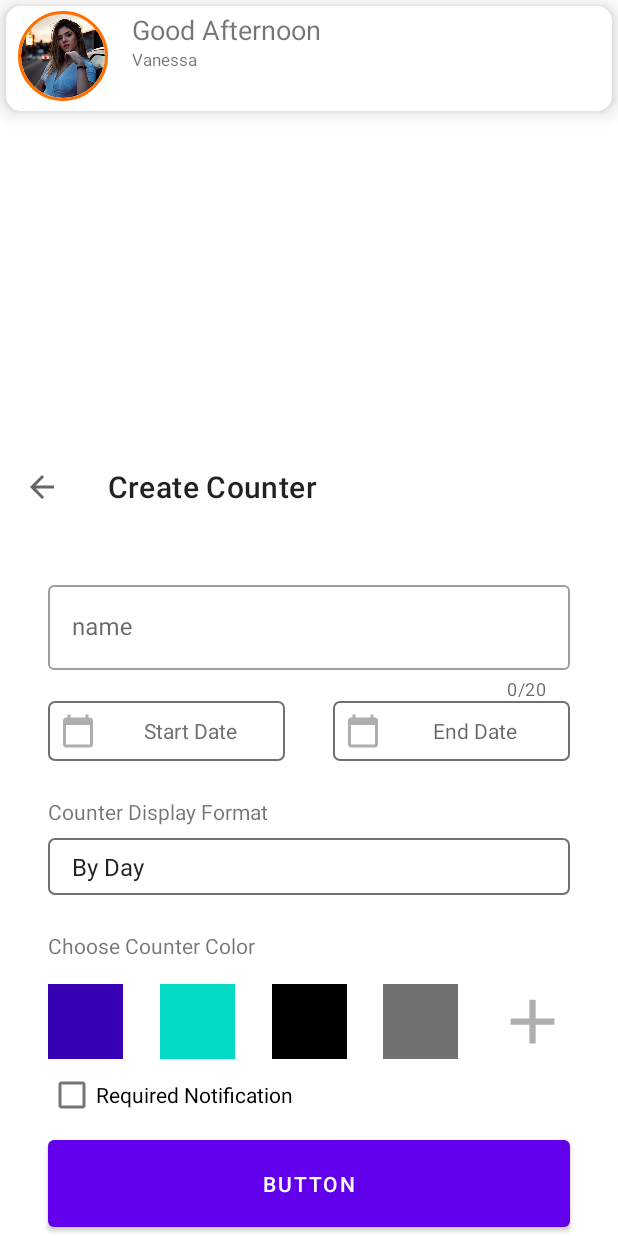
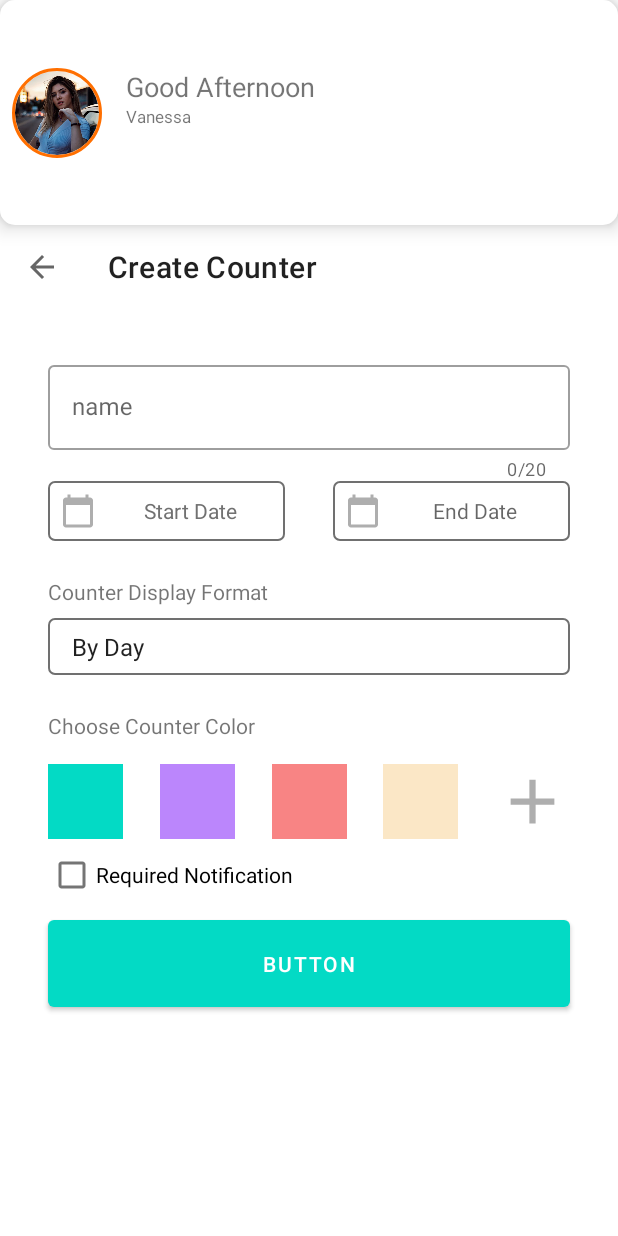
Before and after one commit to william-waiyanhtat/Progress, an Android app: the CreateFragment screen opened through its navigation route, on a phone screen of 412 x 824 dp. Run offline under Robolectric (Android 15) with nearby library versions, the phone set to English and light mode, and no system bars; our stand-ins replace Dagger/Hilt's generated code; plain views replace CircularImageView.

Commit message:
Color Add Theme Change Layout Modified

```diff
--- a/app/src/main/res/layout/activity_main.xml
+++ b/app/src/main/res/layout/activity_main.xml
@@ -1,11 +1,13 @@
 <?xml version="1.0" encoding="utf-8"?>
-<androidx.constraintlayout.widget.ConstraintLayout xmlns:android="http://schemas.android.com/apk/res/android"
+<androidx.constraintlayout.motion.widget.MotionLayout xmlns:android="http://schemas.android.com/apk/res/android"
     xmlns:app="http://schemas.android.com/apk/res-auto"
     xmlns:tools="http://schemas.android.com/tools"
     android:layout_width="match_parent"
     android:layout_height="match_parent"
     android:animateLayoutChanges="true"
     android:orientation="vertical"
+    android:id="@+id/mainLayout"
+    app:layoutDescription="@xml/activity_main_scene"
     tools:context=".MainActivity">
 
 
@@ -14,21 +16,21 @@
         android:layout_width="match_parent"
         android:layout_height="70dp"
         android:layout_margin="@dimen/spacing_small"
+        android:background="@drawable/app_barbg"
+        android:elevation="8dp"
         android:padding="8dp"
         app:layout_constraintEnd_toEndOf="parent"
         app:layout_constraintStart_toStartOf="parent"
-        app:layout_constraintTop_toTopOf="parent"
-        android:background="@drawable/app_barbg"
-        android:elevation="8dp"/>
+        app:layout_constraintTop_toTopOf="parent" />
 
     <TextView
         android:id="@+id/greeting_text"
         android:layout_width="wrap_content"
         android:layout_height="wrap_content"
         android:layout_marginStart="16dp"
+        android:elevation="10dp"
         android:text="Good Afternoon"
         android:textSize="@dimen/text_large"
-        android:elevation="10dp"
         app:layout_constraintStart_toEndOf="@+id/imgv_profile"
         app:layout_constraintTop_toTopOf="@+id/imgv_profile" />
 
@@ -36,9 +38,9 @@
         android:id="@+id/username_text"
         android:layout_width="wrap_content"
         android:layout_height="wrap_content"
+        android:elevation="10dp"
         android:text="Vanessa"
         android:textSize="@dimen/text_normal"
-        android:elevation="10dp"
         app:layout_constraintStart_toStartOf="@+id/greeting_text"
         app:layout_constraintTop_toBottomOf="@+id/greeting_text" />
 
@@ -56,7 +58,7 @@
         app:civ_shadow_radius="1dp"
         app:layout_constraintBottom_toBottomOf="@+id/appBar"
         app:layout_constraintStart_toStartOf="@+id/appBar"
-        app:layout_constraintTop_toTopOf="parent" />
+        app:layout_constraintTop_toTopOf="@+id/appBar" />
 
     <androidx.fragment.app.FragmentContainerView
         android:id="@+id/nav_host_fragment"
@@ -68,7 +70,7 @@
         app:layout_constraintBottom_toBottomOf="parent"
         app:layout_constraintLeft_toLeftOf="parent"
         app:layout_constraintRight_toRightOf="parent"
-        app:layout_constraintTop_toBottomOf="@+id/cv_appbar"
+        app:layout_constraintTop_toBottomOf="@+id/appBar"
         app:navGraph="@navigation/nav_graph" />
 
-</androidx.constraintlayout.widget.ConstraintLayout>
+</androidx.constraintlayout.motion.widget.MotionLayout>
--- a/app/src/main/res/layout/fragment_create.xml
+++ b/app/src/main/res/layout/fragment_create.xml
@@ -104,7 +104,7 @@
         android:layout_width="50dp"
         android:layout_height="50dp"
         android:layout_marginTop="16dp"
-        android:background="@color/purple_700"
+        android:background="@color/teal_200"
         app:layout_constraintEnd_toStartOf="@+id/view2"
         app:layout_constraintHorizontal_bias="0.5"
         app:layout_constraintHorizontal_chainStyle="spread_inside"
@@ -115,7 +115,7 @@
         android:id="@+id/view2"
         android:layout_width="50dp"
         android:layout_height="50dp"
-        android:background="@color/teal_200"
+        android:background="@color/purple_200"
         app:layout_constraintBottom_toBottomOf="@+id/view"
         app:layout_constraintEnd_toStartOf="@+id/view3"
         app:layout_constraintHorizontal_bias="0.5"
@@ -126,7 +126,7 @@
         android:id="@+id/view3"
         android:layout_width="50dp"
         android:layout_height="50dp"
-        android:background="@color/black"
+        android:background="@color/makeup"
         app:layout_constraintBottom_toBottomOf="@+id/view2"
         app:layout_constraintEnd_toStartOf="@+id/view4"
         app:layout_constraintHorizontal_bias="0.5"
@@ -138,7 +138,7 @@
         android:id="@+id/view4"
         android:layout_width="50dp"
         android:layout_height="50dp"
-        android:src="@color/gray"
+        android:src="@color/tha_nat_khar"
         app:layout_constraintBottom_toBottomOf="@+id/view3"
         app:layout_constraintEnd_toStartOf="@+id/imageButton2"
         app:layout_constraintHorizontal_bias="0.5"
--- a/app/src/main/res/values/colors.xml
+++ b/app/src/main/res/values/colors.xml
@@ -8,4 +8,7 @@
     <color name="black">#FF000000</color>
     <color name="white">#FFFFFFFF</color>
     <color name="gray">#717171</color>
+    <color name="makeup">#F88484</color>
+    <color name="tha_nat_khar">#FBE7C6</color>
+
 </resources>
--- a/app/src/main/res/values/themes.xml
+++ b/app/src/main/res/values/themes.xml
@@ -2,8 +2,8 @@
     <!-- Base application theme. -->
     <style name="Theme.Progress" parent="Theme.MaterialComponents.DayNight.NoActionBar">
         <!-- Primary brand color. -->
-        <item name="colorPrimary">@color/purple_500</item>
-        <item name="colorPrimaryVariant">@color/purple_700</item>
+        <item name="colorPrimary">@color/teal_200</item>
+        <item name="colorPrimaryVariant">@color/teal_700</item>
         <item name="colorOnPrimary">@color/white</item>
         <!-- Secondary brand color. -->
         <item name="colorSecondary">@color/teal_200</item>
--- /dev/null
+++ b/app/src/main/res/xml/activity_main_scene.xml
@@ -0,0 +1,33 @@
+<?xml version="1.0" encoding="utf-8"?>
+<MotionScene
+    xmlns:android="http://schemas.android.com/apk/res/android"
+    xmlns:motion="http://schemas.android.com/apk/res-auto">
+
+    <Transition
+        motion:constraintSetEnd="@+id/end"
+        motion:constraintSetStart="@id/start"
+        motion:duration="1000">
+       <KeyFrameSet>
+       </KeyFrameSet>
+        <OnSwipe
+            motion:touchRegionId="@+id/nav_host_fragment"
+            />
+
+
+    </Transition>
+
+    <ConstraintSet android:id="@+id/start">
+        <Constraint
+            android:id="@+id/appBar"
+            android:elevation="8dp"
+            motion:layout_constraintEnd_toEndOf="parent"
+            android:layout_width="match_parent"
+            android:layout_height="150dp"
+            motion:layout_constraintTop_toTopOf="parent"
+            motion:layout_constraintStart_toStartOf="parent" />
+
+    </ConstraintSet>
+
+    <ConstraintSet android:id="@+id/end">
+    </ConstraintSet>
+</MotionScene>
```
